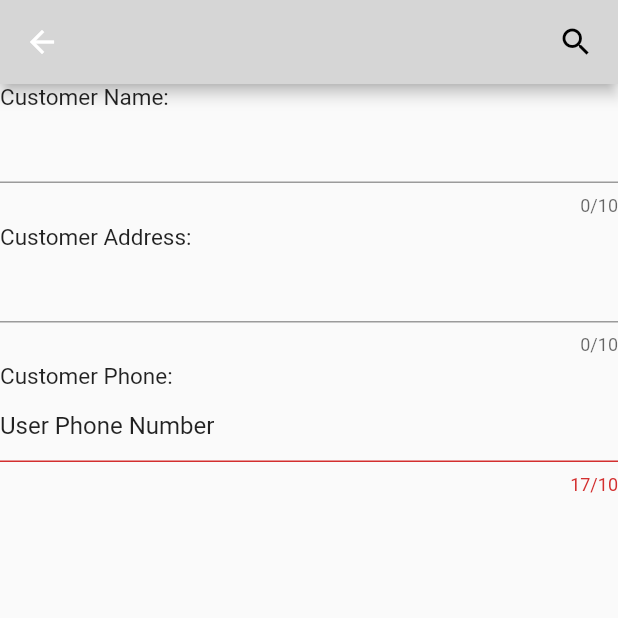
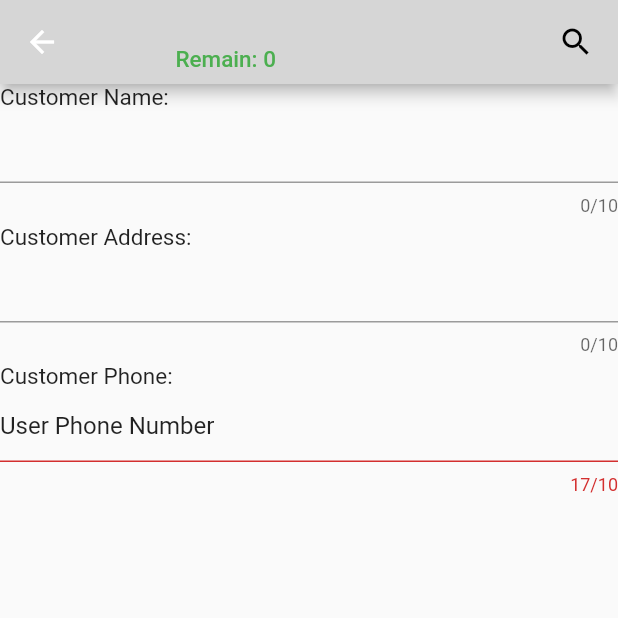
Before and after one commit to Liakot-ali/Flutter-Learn, a Flutter app: the CustomerDetails screen opened directly with empty values, on a phone screen of 412 x 824 dp, the top half of it. Run offline on Flutter 3.47's test engine with Material 2 defaults, Android fonts, the phone set to English and light mode, and no system bars; grey boxes are pictures that could not be loaded.

Commit message:
remain and total remain shows in toolbar

```diff
--- a/lib/app_bar.dart
+++ b/lib/app_bar.dart
@@ -3,8 +3,8 @@ import 'package:flutter/material.dart';
 import 'main.dart';
 
 class appBar extends StatelessWidget {
-  final name, address, picture;
-  appBar(this.name, this.address, this.picture);
+  final name, address, picture, remain;
+  appBar(this.name, this.address, this.picture, this.remain);
 
   @override
   Widget build(BuildContext context) {
@@ -34,7 +34,7 @@ class appBar extends StatelessWidget {
               ),
             ),
             Text(
-              address,
+              remain,
               style: TextStyle(
                 color: Colors.green,
                 fontSize: 15,
--- a/lib/customer_details.dart
+++ b/lib/customer_details.dart
@@ -22,7 +22,7 @@ class _StateCustomerDetails extends State<CustomerDetails> {
       appBar: AppBar(
         backgroundColor: Colors.grey[350],
         title: Container(
-          child: appBar(value.name, value.address, value.picture),
+          child: appBar(value.name, value.address, value.picture, "Remain: "+ value.remain.toString()),
         ),
       ),
       body: Column(
--- a/lib/main.dart
+++ b/lib/main.dart
@@ -19,7 +19,7 @@ class MyApp extends StatelessWidget {
           appBar: AppBar(
             backgroundColor: Colors.grey[350],
             title: Container(
-              child: appBar("Liakot Fashion", "Remain: 0", "assets/shimu.jpeg"),
+              child: appBar("Liakot Fashion", "Tajnagor, Parbatipur, Dinajpur", "assets/shimu.jpeg", "Total Remain: 1502"),
             ),
             bottom: TabBar(
               labelColor: Colors.green,
--- a/lib/shop_profile.dart
+++ b/lib/shop_profile.dart
@@ -15,7 +15,7 @@ class _ShopProfileState extends State<ShopProfile> {
       appBar: AppBar(
         backgroundColor: Colors.grey[350],
         title: Container(
-          child: appBar("Liakot Fashion", "Remain: 0", "assets/shimu.jpeg"),
+          child: appBar("Liakot Fashion", "Tajnagor, Parbatipur, Dinajpur", "assets/shimu.jpeg", "Total Remain: 1502"),
         ),
       ),
       body: Center(
```
